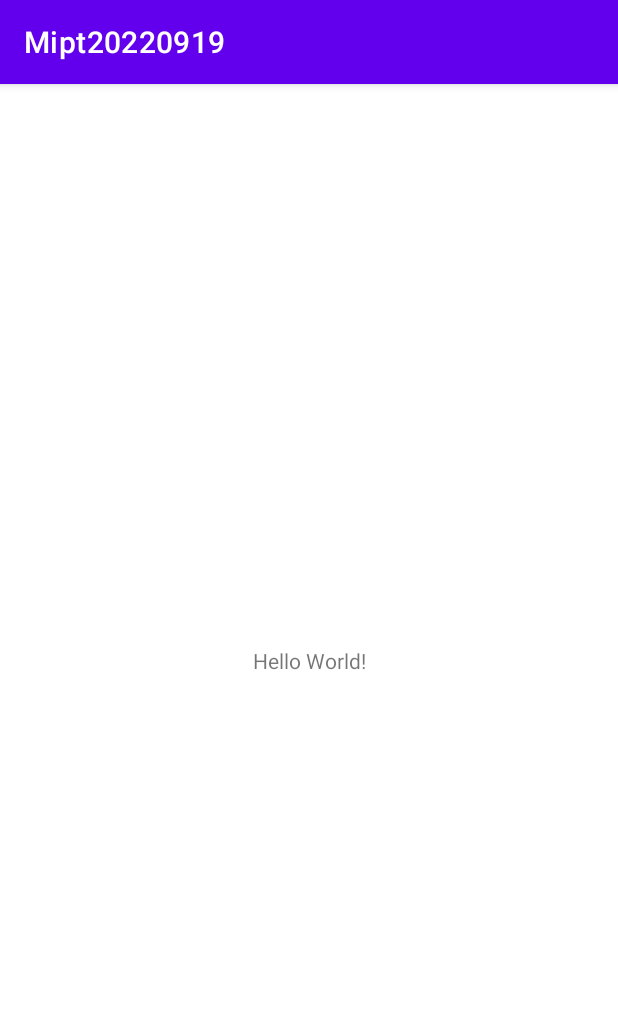
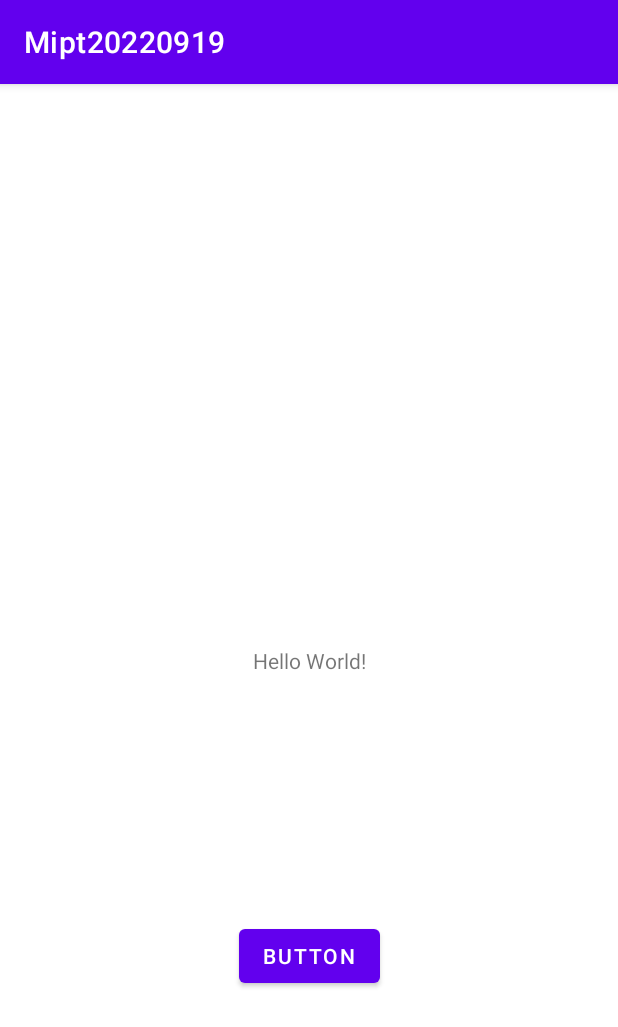
Before and after one commit to Kvazaras/Mipt20220919, an Android app: the screen it shows after launch (MainActivity), on a phone screen of 412 x 824 dp. Shown: the top 1027 px of the screen. Run offline under Robolectric (Android 15) with nearby library versions, the phone set to English and light mode, and no system bars.

Commit message:
Add change text button

```diff
--- a/app/src/main/java/com/example/mipt20220919/MainActivity.java
+++ b/app/src/main/java/com/example/mipt20220919/MainActivity.java
@@ -2,12 +2,22 @@ package com.example.mipt20220919;
 
 import androidx.appcompat.app.AppCompatActivity;
 import android.os.Bundle;
+import android.view.View;
+import android.widget.TextView;
 
 public class MainActivity extends AppCompatActivity {
+
+    private TextView tvMain;
 
     @Override
     protected void onCreate(Bundle savedInstanceState) {
         super.onCreate(savedInstanceState);
         setContentView(R.layout.activity_main);
+
+        this.tvMain = (TextView)findViewById(R.id.tvMain);
+    }
+
+    public void onBtnChangeTextClick(View view) {
+        tvMain.setText("Hello");
     }
 }
--- a/app/src/main/res/layout/activity_main.xml
+++ b/app/src/main/res/layout/activity_main.xml
@@ -6,7 +6,9 @@
     android:layout_width="match_parent"
     android:layout_height="match_parent"
     tools:context=".MainActivity">
+
     <TextView
+        android:id="@+id/tvMain"
         android:layout_width="wrap_content"
         android:layout_height="wrap_content"
         android:text="Hello World!"
@@ -15,4 +17,15 @@
         app:layout_constraintRight_toRightOf="parent"
         app:layout_constraintTop_toTopOf="parent" />
 
+    <Button
+        android:id="@+id/btnChangeText"
+        android:layout_width="wrap_content"
+        android:layout_height="wrap_content"
+        android:text="Button"
+        android:onClick="onBtnChangeTextClick"
+        app:layout_constraintBottom_toBottomOf="parent"
+        app:layout_constraintEnd_toEndOf="parent"
+        app:layout_constraintStart_toStartOf="parent"
+        app:layout_constraintTop_toBottomOf="@+id/tvMain" />
+
 </androidx.constraintlayout.widget.ConstraintLayout>
```
Lines whose indentation alone changed are shown as unchanged.
